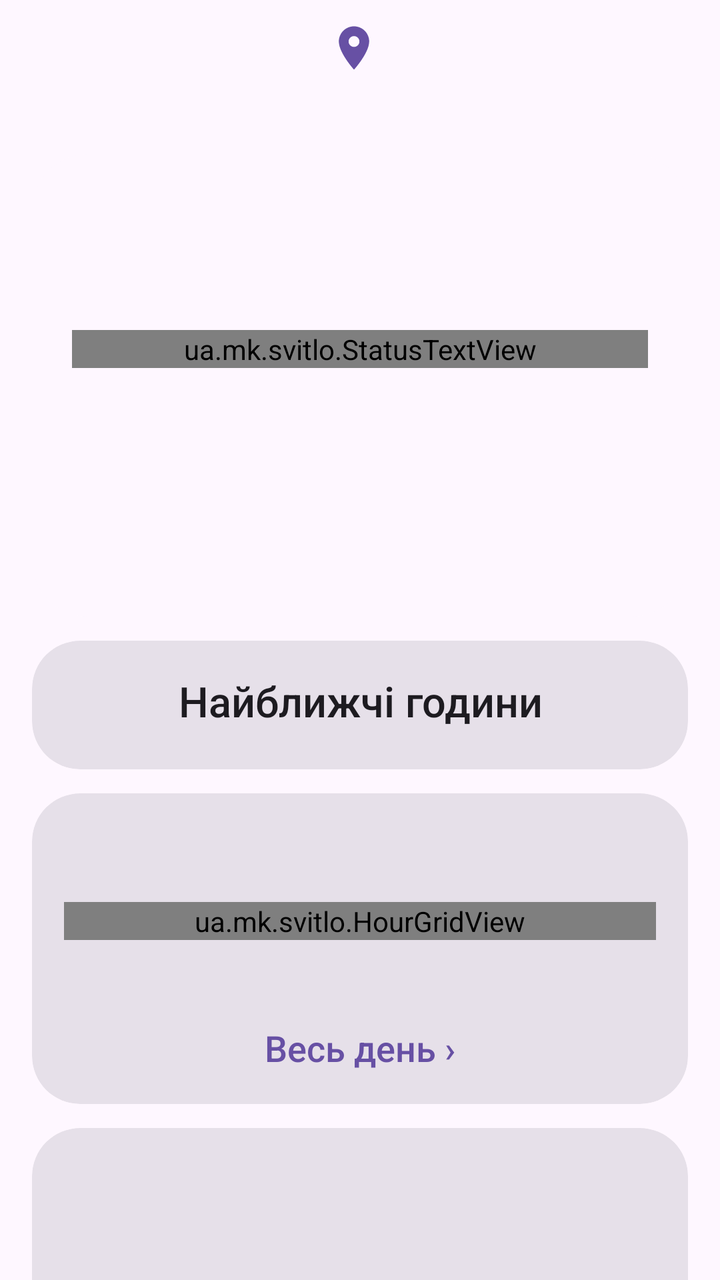
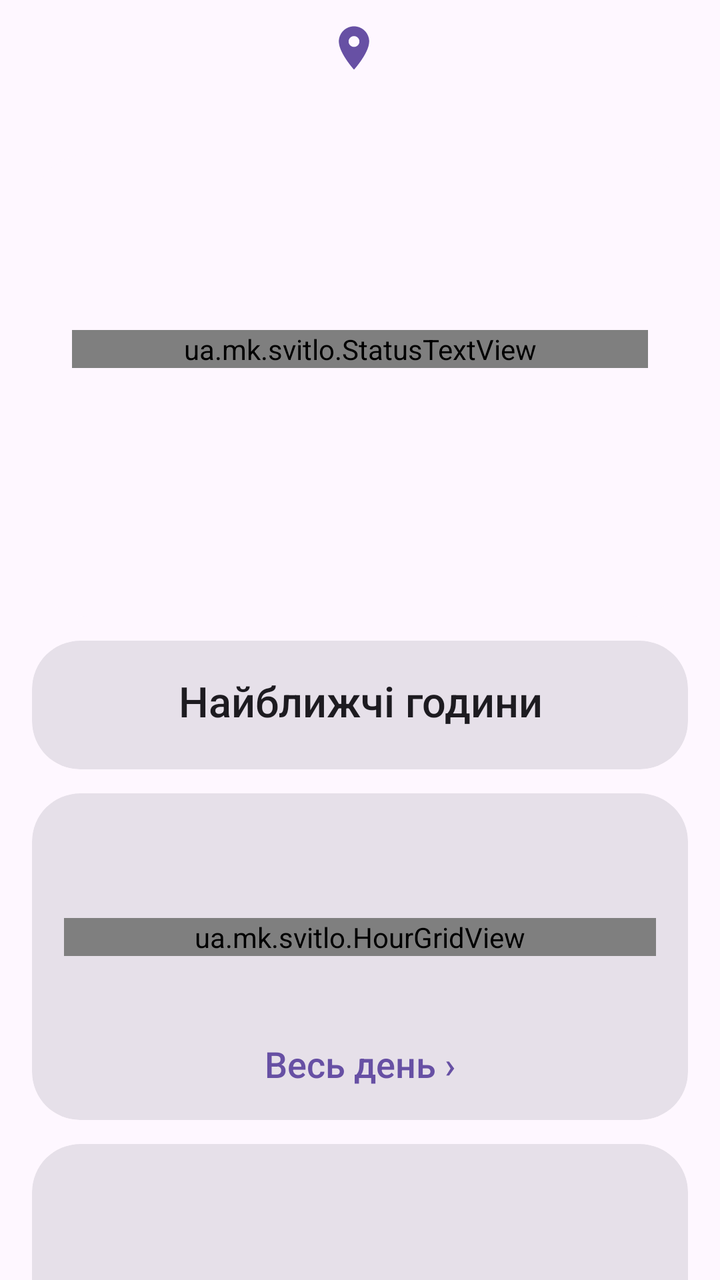

Before-and-after screenshots of an Android layout around one commit, followed by the original layout XML and the change that was made.
<!-- AndroidManifest.xml: application theme AppTheme -->
<!-- res/layout/page_address.xml -->
<?xml version="1.0" encoding="utf-8"?>

<androidx.core.widget.NestedScrollView xmlns:android="http://schemas.android.com/apk/res/android"
    xmlns:app="http://schemas.android.com/apk/res-auto"
    android:id="@+id/page_scroll"
    android:layout_width="match_parent"
    android:layout_height="match_parent">

    <LinearLayout
        android:id="@+id/page_content"
        android:layout_width="match_parent"
        android:layout_height="wrap_content"
        android:orientation="vertical"
        android:paddingStart="16dp"
        android:paddingTop="8dp"
        android:paddingEnd="16dp"
        android:paddingBottom="24dp">

        
        <LinearLayout
            android:id="@+id/p_addr_box"
            android:layout_width="wrap_content"
            android:layout_height="wrap_content"
            android:layout_gravity="center_horizontal"
            android:gravity="center_vertical"
            android:orientation="horizontal">

            <ImageView
                android:layout_width="26dp"
                android:layout_height="26dp"
                android:layout_marginEnd="6dp"
                android:contentDescription="@null"
                android:src="@drawable/ic_place"
                android:tint="?attr/colorPrimary" />

            <TextView
                android:id="@+id/p_addr_name"
                android:layout_width="wrap_content"
                android:layout_height="wrap_content"
                android:fontFamily="sans-serif-medium"
                android:gravity="center"
                android:textColor="?attr/colorOnSurface"
                android:textSize="24sp" />
        </LinearLayout>

        <TextView
            android:id="@+id/p_addr_full"
            android:layout_width="match_parent"
            android:layout_height="wrap_content"
            android:layout_marginTop="2dp"
            android:layout_marginBottom="12dp"
            android:gravity="center"
            android:textColor="?attr/colorOnSurfaceVariant"
            android:textSize="17sp" />

        
        <com.google.android.material.card.MaterialCardView
            android:id="@+id/card_hero"
            android:layout_width="match_parent"
            android:layout_height="wrap_content"
            app:cardCornerRadius="28dp"
            app:cardElevation="0dp"
            app:strokeWidth="0dp">

            <LinearLayout
                android:layout_width="match_parent"
                android:layout_height="wrap_content"
                android:gravity="center_horizontal"
                android:orientation="vertical"
                android:paddingStart="20dp"
                android:paddingTop="22dp"
                android:paddingEnd="20dp"
                android:paddingBottom="22dp">

                <ImageView
                    android:id="@+id/h_icon"
                    android:layout_width="60dp"
                    android:layout_height="60dp"
                    android:contentDescription="@null" />

                <ua.mk.svitlo.StatusTextView
                    android:id="@+id/h_title"
                    android:layout_width="match_parent"
                    android:layout_height="wrap_content"
                    android:layout_marginTop="6dp"
                    android:fontFamily="sans-serif-medium"
                    android:gravity="center"
                    android:textSize="36sp" />

                <TextView
                    android:id="@+id/h_line1"
                    android:layout_width="match_parent"
                    android:layout_height="wrap_content"
                    android:layout_marginTop="10dp"
                    android:fontFamily="sans-serif-medium"
                    android:gravity="center"
                    android:textSize="24sp" />

                <TextView
                    android:id="@+id/h_line2"
                    android:layout_width="match_parent"
                    android:layout_height="wrap_content"
                    android:layout_marginTop="2dp"
                    android:gravity="center"
                    android:textSize="18sp" />

                
                <TextView
                    android:id="@+id/h_line3"
                    android:layout_width="match_parent"
                    android:layout_height="wrap_content"
                    android:layout_marginTop="8dp"
                    android:gravity="center"
                    android:textSize="19sp" />

                <com.google.android.material.button.MaterialButton
                    android:id="@+id/btn_add_first"
                    android:layout_width="wrap_content"
                    android:layout_height="wrap_content"
                    android:layout_marginTop="14dp"
                    android:text="Додати адресу"
                    android:textSize="18sp"
                    android:visibility="gone"
                    app:icon="@drawable/ic_add" />
            </LinearLayout>
        </com.google.android.material.card.MaterialCardView>

        
        <com.google.android.material.card.MaterialCardView
            android:id="@+id/card_works"
            style="?attr/materialCardViewFilledStyle"
            android:layout_width="match_parent"
            android:layout_height="wrap_content"
            android:layout_marginTop="12dp"
            android:visibility="gone"
            app:cardCornerRadius="24dp">

            <LinearLayout
                android:layout_width="match_parent"
                android:layout_height="wrap_content"
                android:orientation="vertical"
                android:padding="16dp">

                <TextView
                    android:id="@+id/m_works_title"
                    android:layout_width="match_parent"
                    android:layout_height="wrap_content"
                    android:layout_marginBottom="4dp"
                    android:fontFamily="sans-serif-medium"
                    android:gravity="center"
                    android:text="Планові роботи"
                    android:textColor="?attr/colorOnSurface"
                    android:textSize="21sp" />

                <LinearLayout
                    android:id="@+id/m_works"
                    android:layout_width="match_parent"
                    android:layout_height="wrap_content"
                    android:orientation="vertical" />
            </LinearLayout>
        </com.google.android.material.card.MaterialCardView>

        
        <com.google.android.material.card.MaterialCardView
            android:id="@+id/card_next"
            style="?attr/materialCardViewFilledStyle"
            android:layout_width="match_parent"
            android:layout_height="wrap_content"
            android:layout_marginTop="12dp"
            app:cardCornerRadius="24dp">

            <LinearLayout
                android:layout_width="match_parent"
                android:layout_height="wrap_content"
                android:orientation="vertical"
                android:padding="16dp">

                <TextView
                    android:layout_width="match_parent"
                    android:layout_height="wrap_content"
                    android:layout_marginBottom="4dp"
                    android:fontFamily="sans-serif-medium"
                    android:gravity="center"
                    android:text="Найближчі години"
                    android:textColor="?attr/colorOnSurface"
                    android:textSize="21sp" />

                <LinearLayout
                    android:id="@+id/m_next"
                    android:layout_width="match_parent"
                    android:layout_height="wrap_content"
                    android:orientation="vertical" />
            </LinearLayout>
        </com.google.android.material.card.MaterialCardView>

        
        <com.google.android.material.card.MaterialCardView
            android:id="@+id/card_today"
            style="?attr/materialCardViewFilledStyle"
            android:layout_width="match_parent"
            android:layout_height="wrap_content"
            android:layout_marginTop="12dp"
            app:cardCornerRadius="24dp">

            <LinearLayout
                android:layout_width="match_parent"
                android:layout_height="wrap_content"
                android:orientation="vertical"
                android:padding="16dp">

                <TextView
                    android:id="@+id/m_today_label"
                    android:layout_width="match_parent"
                    android:layout_height="wrap_content"
                    android:fontFamily="sans-serif-medium"
                    android:gravity="center"
                    android:textColor="?attr/colorOnSurface"
                    android:textSize="21sp" />

                <ua.mk.svitlo.HourGridView
                    android:id="@+id/m_today_grid"
                    android:layout_width="match_parent"
                    android:layout_height="wrap_content"
                    android:layout_marginTop="10dp" />

                <TextView
                    android:id="@+id/m_legend"
                    android:layout_width="match_parent"
                    android:layout_height="wrap_content"
                    android:layout_marginTop="10dp"
                    android:gravity="center"
                    android:lineSpacingExtra="4dp"
                    android:textColor="?attr/colorOnSurfaceVariant"
                    android:textSize="16sp" />

                <TextView
                    android:layout_width="match_parent"
                    android:layout_height="wrap_content"
                    android:layout_marginTop="10dp"
                    android:fontFamily="sans-serif-medium"
                    android:gravity="center"
                    android:text="Весь день ›"
                    android:textColor="?attr/colorPrimary"
                    android:textSize="18sp" />
            </LinearLayout>
        </com.google.android.material.card.MaterialCardView>

        
        <com.google.android.material.card.MaterialCardView
            android:id="@+id/card_tomorrow"
            style="?attr/materialCardViewFilledStyle"
            android:layout_width="match_parent"
            android:layout_height="wrap_content"
            android:layout_marginTop="12dp"
            app:cardCornerRadius="24dp">

            <LinearLayout
                android:layout_width="match_parent"
                android:layout_height="wrap_content"
                android:orientation="vertical"
                android:padding="16dp">

                <TextView
                    android:id="@+id/m_tomorrow_label"
                    android:layout_width="match_parent"
                    android:layout_height="wrap_content"
                    android:fontFamily="sans-serif-medium"
                    android:gravity="center"
                    android:textColor="?attr/colorOnSurface"
                    android:textSize="21sp" />

                <TextView
                    android:id="@+id/m_tomorrow_text"
                    android:layout_width="match_parent"
                    android:layout_height="wrap_content"
                    android:layout_marginTop="8dp"
                    android:gravity="center"
                    android:lineSpacingExtra="2dp"
                    android:textColor="?attr/colorOnSurface"
                    android:textSize="20sp" />

                <ua.mk.svitlo.HourGridView
                    android:id="@+id/m_tomorrow_grid"
                    android:layout_width="match_parent"
                    android:layout_height="wrap_content"
                    android:layout_marginTop="10dp" />

                <TextView
                    android:id="@+id/m_tomorrow_more"
                    android:layout_width="match_parent"
                    android:layout_height="wrap_content"
                    android:layout_marginTop="10dp"
                    android:fontFamily="sans-serif-medium"
                    android:gravity="center"
                    android:text="Весь день ›"
                    android:textColor="?attr/colorPrimary"
                    android:textSize="18sp" />
            </LinearLayout>
        </com.google.android.material.card.MaterialCardView>

        
        <TextView
            android:id="@+id/m_queues"
            android:layout_width="match_parent"
            android:layout_height="wrap_content"
            android:layout_marginTop="16dp"
            android:gravity="center"
            android:textColor="?attr/colorOnSurfaceVariant"
            android:textSize="15sp" />

        <TextView
            android:id="@+id/m_updated"
            android:layout_width="match_parent"
            android:layout_height="wrap_content"
            android:layout_marginTop="2dp"
            android:gravity="center"
            android:textColor="?attr/colorOnSurfaceVariant"
            android:textSize="14sp" />
    </LinearLayout>
</androidx.core.widget.NestedScrollView>
<!-- resources referenced by this layout -->
<resources>
  <!-- drawable ic_add (drawable) -->
  <?xml version="1.0" encoding="utf-8"?>
  <vector xmlns:android="http://schemas.android.com/apk/res/android"
      android:width="24dp"
      android:height="24dp"
      android:viewportWidth="24"
      android:viewportHeight="24">
      <path android:fillColor="#FF000000" android:pathData="M19,13h-6v6h-2v-6H5v-2h6V5h2v6h6v2z" />
  </vector>
  <!-- drawable ic_place (drawable) -->
  <?xml version="1.0" encoding="utf-8"?>
  <vector xmlns:android="http://schemas.android.com/apk/res/android"
      android:width="24dp"
      android:height="24dp"
      android:viewportWidth="24"
      android:viewportHeight="24">
      <path android:fillColor="#FF000000" android:pathData="M12,2C8.13,2 5,5.13 5,9c0,5.25 7,13 7,13s7,-7.75 7,-13c0,-3.87 -3.13,-7 -7,-7zM12,11.5c-1.38,0 -2.5,-1.12 -2.5,-2.5s1.12,-2.5 2.5,-2.5 2.5,1.12 2.5,2.5 -1.12,2.5 -2.5,2.5z" />
  </vector>
  <style name="AppTheme" parent="Theme.Material3.DayNight.NoActionBar">
          <item name="android:statusBarColor">?attr/colorSurface</item>
          <item name="android:windowLightStatusBar">@bool/light_bars</item>
      </style>
</resources>

<!-- the commit's change to res/layout/page_address.xml (unified diff, before → after) -->
@@ -127,41 +127,6 @@
 
         
         <com.google.android.material.card.MaterialCardView
-            android:id="@+id/card_works"
-            style="?attr/materialCardViewFilledStyle"
-            android:layout_width="match_parent"
-            android:layout_height="wrap_content"
-            android:layout_marginTop="12dp"
-            android:visibility="gone"
-            app:cardCornerRadius="24dp">
-
-            <LinearLayout
-                android:layout_width="match_parent"
-                android:layout_height="wrap_content"
-                android:orientation="vertical"
-                android:padding="16dp">
-
-                <TextView
-                    android:id="@+id/m_works_title"
-                    android:layout_width="match_parent"
-                    android:layout_height="wrap_content"
-                    android:layout_marginBottom="4dp"
-                    android:fontFamily="sans-serif-medium"
-                    android:gravity="center"
-                    android:text="Планові роботи"
-                    android:textColor="?attr/colorOnSurface"
-                    android:textSize="21sp" />
-
-                <LinearLayout
-                    android:id="@+id/m_works"
-                    android:layout_width="match_parent"
-                    android:layout_height="wrap_content"
-                    android:orientation="vertical" />
-            </LinearLayout>
-        </com.google.android.material.card.MaterialCardView>
-
-        
-        <com.google.android.material.card.MaterialCardView
             android:id="@+id/card_next"
             style="?attr/materialCardViewFilledStyle"
             android:layout_width="match_parent"
@@ -216,6 +181,13 @@
                     android:gravity="center"
                     android:textColor="?attr/colorOnSurface"
                     android:textSize="21sp" />
+
+                <LinearLayout
+                    android:id="@+id/m_today_works"
+                    android:layout_width="match_parent"
+                    android:layout_height="wrap_content"
+                    android:layout_marginTop="8dp"
+                    android:orientation="vertical" />
 
                 <ua.mk.svitlo.HourGridView
                     android:id="@+id/m_today_grid"
@@ -278,6 +250,13 @@
                     android:lineSpacingExtra="2dp"
                     android:textColor="?attr/colorOnSurface"
                     android:textSize="20sp" />
+
+                <LinearLayout
+                    android:id="@+id/m_tomorrow_works"
+                    android:layout_width="match_parent"
+                    android:layout_height="wrap_content"
+                    android:layout_marginTop="8dp"
+                    android:orientation="vertical" />
 
                 <ua.mk.svitlo.HourGridView
                     android:id="@+id/m_tomorrow_grid"
